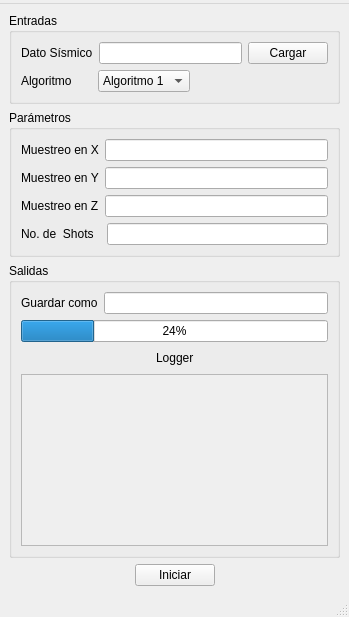
This is gui/main.ui in hdspgroup/9836_seismic_project as Qt 5 draws it before an edit. The edited form follows.
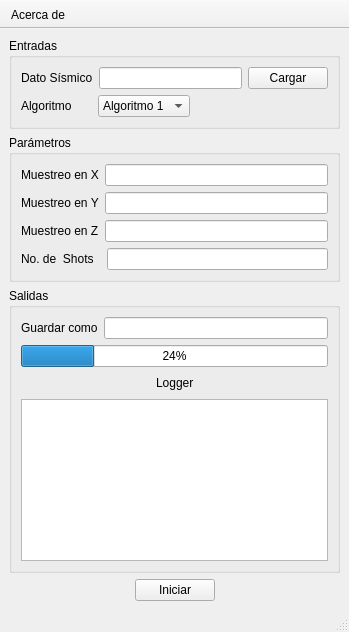
This is the edited form. Icons and pictures are not drawn.

Patch:
```diff
--- a/gui/main.ui
+++ b/gui/main.ui
@@ -7,12 +7,15 @@
     <x>0</x>
     <y>0</y>
     <width>349</width>
-    <height>617</height>
+    <height>632</height>
    </rect>
   </property>
   <property name="windowTitle">
    <string>MainWindow</string>
   </property>
+  <property name="tabShape">
+   <enum>QTabWidget::Rounded</enum>
+  </property>
   <widget class="QWidget" name="centralwidget">
    <layout class="QVBoxLayout" name="verticalLayout_5">
     <item>
@@ -229,21 +232,7 @@
           </layout>
          </item>
          <item>
-          <widget class="QScrollArea" name="scrollArea">
-           <property name="widgetResizable">
-            <bool>true</bool>
-           </property>
-           <widget class="QWidget" name="scrollAreaWidgetContents">
-            <property name="geometry">
-             <rect>
-              <x>0</x>
-              <y>0</y>
-              <width>303</width>
-              <height>68</height>
-             </rect>
-            </property>
-           </widget>
-          </widget>
+          <widget class="QTextEdit" name="textEdit"/>
          </item>
         </layout>
        </item>
@@ -289,38 +278,40 @@
     </item>
    </layout>
   </widget>
-  <widget class="QMenuBar" name="menubar">
-   <property name="geometry">
-    <rect>
-     <x>0</x>
-     <y>0</y>
-     <width>349</width>
-     <height>24</height>
-    </rect>
-   </property>
-   <widget class="QMenu" name="menuAbout">
-    <property name="toolTip">
-     <string>Mostrar información de este Software</string>
-    </property>
-    <property name="layoutDirection">
-     <enum>Qt::LeftToRight</enum>
-    </property>
-    <property name="tearOffEnabled">
-     <bool>false</bool>
-    </property>
-    <property name="title">
-     <string/>
-    </property>
-    <property name="icon">
-     <iconset theme="info"/>
-    </property>
-    <property name="toolTipsVisible">
-     <bool>true</bool>
-    </property>
-   </widget>
-   <addaction name="menuAbout"/>
-  </widget>
   <widget class="QStatusBar" name="statusbar"/>
+  <widget class="QToolBar" name="toolBar">
+   <property name="enabled">
+    <bool>true</bool>
+   </property>
+   <property name="windowTitle">
+    <string>toolBar</string>
+   </property>
+   <property name="movable">
+    <bool>false</bool>
+   </property>
+   <property name="floatable">
+    <bool>false</bool>
+   </property>
+   <attribute name="toolBarArea">
+    <enum>TopToolBarArea</enum>
+   </attribute>
+   <attribute name="toolBarBreak">
+    <bool>false</bool>
+   </attribute>
+   <addaction name="actionAcerca_de"/>
+  </widget>
+  <action name="actionAcerca_de">
+   <property name="icon">
+    <iconset resource="resources/res.qrc">
+     <normaloff>:/info_icon/info_icon.png</normaloff>:/info_icon/info_icon.png</iconset>
+   </property>
+   <property name="text">
+    <string>Acerca de</string>
+   </property>
+   <property name="toolTip">
+    <string>&lt;html&gt;&lt;head/&gt;&lt;body&gt;&lt;p&gt;Acerca de este proyecto&lt;/p&gt;&lt;/body&gt;&lt;/html&gt;</string>
+   </property>
+  </action>
  </widget>
  <resources>
   <include location="../resources/res.qrc"/>
```
Left out of the diff: 4 changed lines with no effect on the pictures.
